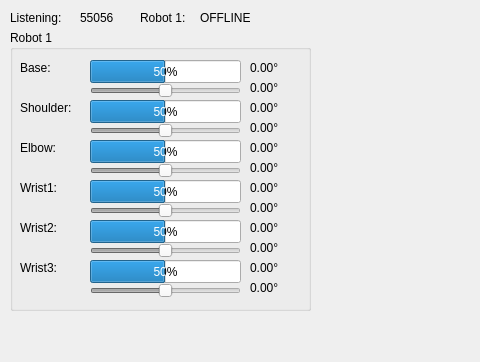
Old version of the form mainwidget.ui in the repository ytxiuxiu/ur; both pictures show x 0 to 480 and y 0 to 362 of the 900 by 486 pixel window.
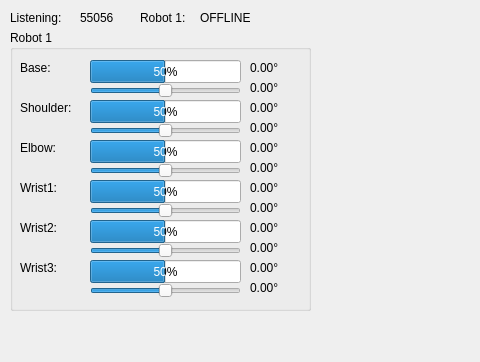
New version of the form.

Diff of the .ui file:
```diff
--- a/mainwidget.ui
+++ b/mainwidget.ui
@@ -103,7 +103,7 @@
    </widget>
    <widget class="QSlider" name="targetBase">
     <property name="enabled">
-     <bool>false</bool>
+     <bool>true</bool>
     </property>
     <property name="geometry">
      <rect>
@@ -173,7 +173,7 @@
    </widget>
    <widget class="QSlider" name="targetShoulder">
     <property name="enabled">
-     <bool>false</bool>
+     <bool>true</bool>
     </property>
     <property name="geometry">
      <rect>
@@ -275,7 +275,7 @@
    </widget>
    <widget class="QSlider" name="targetElbow">
     <property name="enabled">
-     <bool>false</bool>
+     <bool>true</bool>
     </property>
     <property name="geometry">
      <rect>
@@ -371,7 +371,7 @@
    </widget>
    <widget class="QSlider" name="targetWrist1">
     <property name="enabled">
-     <bool>false</bool>
+     <bool>true</bool>
     </property>
     <property name="geometry">
      <rect>
@@ -480,7 +480,7 @@
    </widget>
    <widget class="QSlider" name="targetWrist2">
     <property name="enabled">
-     <bool>false</bool>
+     <bool>true</bool>
     </property>
     <property name="geometry">
      <rect>
@@ -537,7 +537,7 @@
    </widget>
    <widget class="QSlider" name="targetWrist3">
     <property name="enabled">
-     <bool>false</bool>
+     <bool>true</bool>
     </property>
     <property name="geometry">
      <rect>
```
